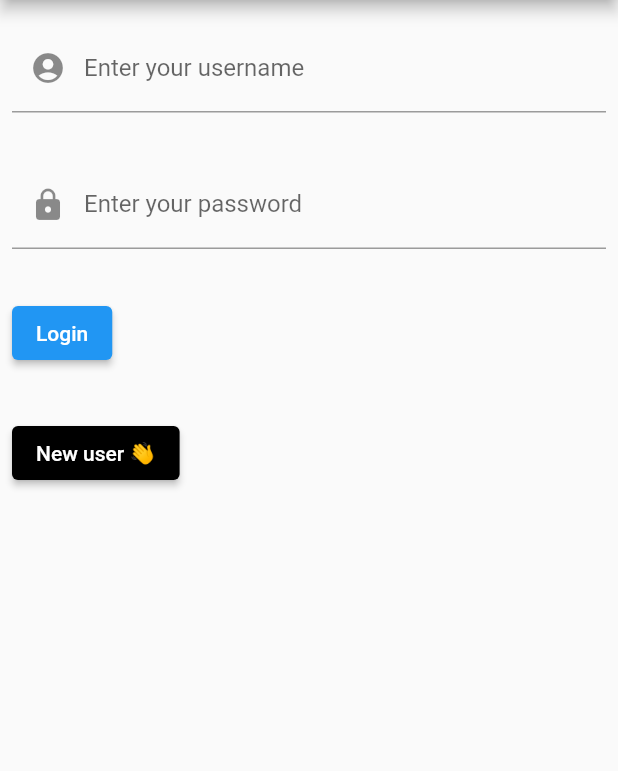
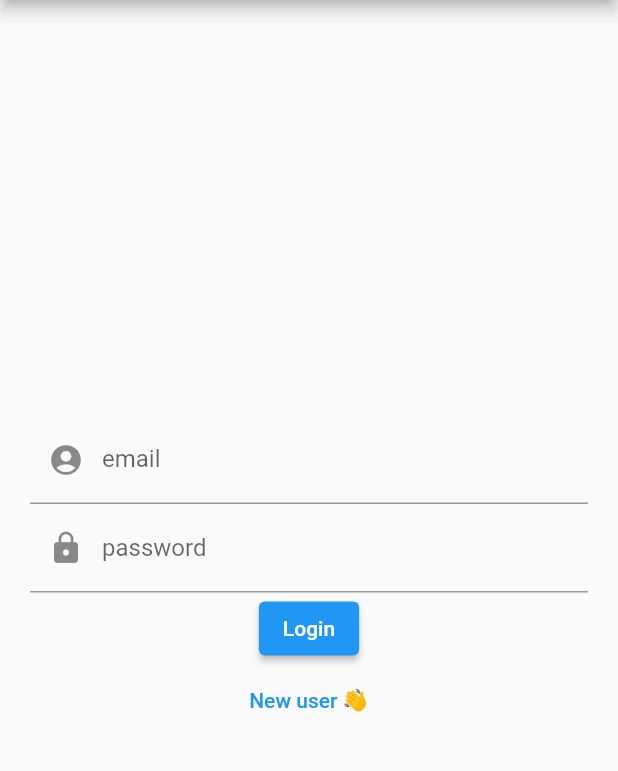
Before and after one commit to davidsomekh/keep, a Flutter app: the screen it shows after launch, on a phone screen of 412 x 824 dp, the part 84-855 px from its top. Run offline on Flutter 3.47's test engine with Material 2 defaults, Android fonts, the phone set to English and light mode, and no system bars; our stand-ins replace firebase_auth, firebase_core; accounts and stored records are empty.

Commit message:
auth with routing and login seperation

```diff
--- /dev/null
+++ b/lib/auth.dart
@@ -0,0 +1,39 @@
+import 'package:firebase_auth/firebase_auth.dart';
+
+class Auth {
+  final FirebaseAuth _firebaseAuth = FirebaseAuth.instance;
+
+  User? get currentUser => _firebaseAuth.currentUser;
+
+  Stream<User?> get authStateChanges => _firebaseAuth.authStateChanges();
+
+  Future<void> sendPasswordResetEmail({
+    required String email,
+  }) async {
+    await _firebaseAuth.sendPasswordResetEmail(email: email);
+  }
+
+  Future<void> signInWithEmailAndPassword({
+    required String email,
+    required String password,
+  }) async {
+    await _firebaseAuth.signInWithEmailAndPassword(
+      email: email,
+      password: password,
+    );
+  }
+
+  Future<void> createUserWithEmailAndPassword({
+    required String email,
+    required String password,
+  }) async {
+    await _firebaseAuth.createUserWithEmailAndPassword(
+      email: email,
+      password: password,
+    );
+  }
+
+   Future<void> signOut() async {
+    await _firebaseAuth.signOut();
+  }
+}
--- a/lib/main.dart
+++ b/lib/main.dart
@@ -1,9 +1,10 @@
+import './widget_tree.dart';
 import 'package:flutter/material.dart';
 import 'package:firebase_core/firebase_core.dart';
 import 'firebase_options.dart';
-import 'package:firebase_auth/firebase_auth.dart';
 
-Future main() async {
+Future<void> main() async {
+  WidgetsFlutterBinding.ensureInitialized();
   await Firebase.initializeApp(
     options: DefaultFirebaseOptions.currentPlatform,
   );
@@ -15,130 +16,9 @@
 
   @override
   Widget build(BuildContext context) {
-    const appTitle = 'Welcome to keeplist! 👋';
-    return MaterialApp(
-      title: appTitle,
-      home: Scaffold(
-        appBar: AppBar(
-          title: const Text(appTitle),
-        ),
-        body: const AuthForm(),
-      ),
+    return const MaterialApp(
+      debugShowCheckedModeBanner: false,
+      home: WidgetTree(),
     );
   }
 }
-
-class AuthForm extends StatefulWidget {
-  const AuthForm({super.key});
-
-  @override
-  State<AuthForm> createState() => _AuthFormState();
-}
-
-class _AuthFormState extends State<AuthForm> {
-  final emailController = TextEditingController();
-  final passwordController = TextEditingController();
-
-  @override
-  void dispose() {
-    emailController.dispose();
-    passwordController.dispose();
-    super.dispose();
-  }
-
-  @override
-  Widget build(BuildContext context) {
-    return Column(
-      children: <Widget>[
-        Padding(
-          padding: const EdgeInsets.symmetric(horizontal: 8, vertical: 16),
-          child: TextFormField(
-            controller: emailController,
-            decoration: const InputDecoration(
-              border: UnderlineInputBorder(),
-              labelText: 'Enter your username',
-              prefixIcon: Padding(
-                padding: EdgeInsets.symmetric(horizontal: 8, vertical: 16),
-                child: Icon(Icons.account_circle),
-              ),
-            ),
-          ),
-        ),
-        Padding(
-          padding: const EdgeInsets.symmetric(horizontal: 8, vertical: 16),
-          child: TextFormField(
-            controller: passwordController,
-            decoration: const InputDecoration(
-              border: UnderlineInputBorder(),
-              labelText: 'Enter your password',
-              prefixIcon: Padding(
-                padding: EdgeInsets.symmetric(horizontal: 8, vertical: 16),
-                child: Icon(Icons.lock),
-              ),
-            ),
-            obscureText: true,
-          ),
-        ),
-        Container(
-          padding: const EdgeInsets.symmetric(horizontal: 8, vertical: 16),
-          child: Align(
-            alignment: Alignment.bottomLeft,
-            child: ElevatedButton(
-              onPressed: login,
-              child: const Text('Login'),
-            ),
-          ),
-        ),
-        Container(
-          padding: const EdgeInsets.symmetric(horizontal: 8, vertical: 16),
-          child: Align(
-            alignment: Alignment.bottomLeft,
-            child: ElevatedButton(
-              onPressed: () {},
-              style: ButtonStyle(
-                backgroundColor: MaterialStateProperty.all(Colors.black),
-              ),
-              child: const Text('New user 👋'),
-            ),
-          ),
-        ),
-      ],
-    );
-  }
-
-  void showLoginError(String msg) {
-    var snackBar =  SnackBar(content: Text(msg));
-
-// Find the ScaffoldMessenger in the widget tree
-// and use it to show a SnackBar.
-    ScaffoldMessenger.of(context).showSnackBar(snackBar);
-  }
-
-  Future login() async {
-    FirebaseAuth.instance.authStateChanges().listen((User? user) {
-      if (user?.email == null) {
-        //showLoginError('welcome!');
-      } else {
-         if (user?.email != null) {
-          String? t = user?.email;
-          showLoginError('welcome!${t!}');
-        }
-      }
-    });
-
-    try {
-      await FirebaseAuth.instance.signInWithEmailAndPassword(
-        email: emailController.text.trim(),
-        password: passwordController.text.trim(),
-      );
-    } on FirebaseAuthException catch (e) {
-      if (e.code == 'weak-password') {
-        showLoginError('The password provided is too weak.');
-      } else if (e.code == 'email-already-in-use') {
-        showLoginError('The account already exists for that email.');
-      } else {
-        showLoginError(e.code);
-      }
-    }
-  }
-}
--- /dev/null
+++ b/lib/pages/login_page.dart
@@ -0,0 +1,120 @@
+import 'package:flutter/material.dart';
+import 'package:firebase_auth/firebase_auth.dart';
+import '../auth.dart';
+
+class LoginPage extends StatefulWidget {
+  const LoginPage({Key? key}) : super(key: key);
+
+  @override
+  State<LoginPage> createState() => _LoginPageState();
+}
+
+class _LoginPageState extends State<LoginPage> {
+  String? errorMessage = '';
+  bool isLogin = true;
+
+  final TextEditingController _controllerEmail = TextEditingController();
+  final TextEditingController _controllerPassword = TextEditingController();
+
+  Future<void> signInWithEmailAndPassword() async {
+    try {
+      await Auth().signInWithEmailAndPassword(
+        email: _controllerEmail.text,
+        password: _controllerPassword.text,
+      );
+    } on FirebaseAuthException catch (e) {
+      setState(() {
+        showLoginError(e.message!);
+      });
+    }
+  }
+
+  Future<void> createUserWithEmailAndPassword() async {
+    try {
+      await Auth().createUserWithEmailAndPassword(
+        email: _controllerEmail.text,
+        password: _controllerPassword.text,
+      );
+    } on FirebaseAuthException catch (e) {
+      setState(() {
+        errorMessage = e.message;
+      });
+    }
+  }
+
+  Widget _title() {
+    return const Text('Welcome to keeplist! 👋');
+  }
+
+  Widget _entryField(
+    String title,
+    Icon fieldIcon,
+    TextEditingController controller,
+    bool password,
+  ) {
+    return TextField(
+      controller: controller,
+      decoration: InputDecoration(
+        prefixIcon: Padding(
+          padding: const EdgeInsets.symmetric(horizontal: 8, vertical: 16),
+          child: fieldIcon,
+        ),
+        labelText: title,
+      ),
+      obscureText: password,
+    );
+  }
+
+  void showLoginError(String msg) {
+    var snackBar = SnackBar(content: Text(msg));
+
+// Find the ScaffoldMessenger in the widget tree
+// and use it to show a SnackBar.
+    ScaffoldMessenger.of(context).showSnackBar(snackBar);
+  }
+
+  Widget _submitButton() {
+    return ElevatedButton(
+      onPressed:
+          isLogin ? signInWithEmailAndPassword : createUserWithEmailAndPassword,
+      child: Text(isLogin ? 'Login' : 'Register'),
+    );
+  }
+
+  Widget _loginOrRegisterButton() {
+    return TextButton(
+      onPressed: () {
+        setState(() {
+          isLogin = !isLogin;
+        });
+      },
+      child: Text(isLogin ? 'New user 👋' : 'Existing user 👋'),
+    );
+  }
+
+  @override
+  Widget build(BuildContext context) {
+    return Scaffold(
+      appBar: AppBar(
+        title: _title(),
+      ),
+      body: Container(
+        height: double.infinity,
+        width: double.infinity,
+        padding: const EdgeInsets.all(20),
+        child: Column(
+          crossAxisAlignment: CrossAxisAlignment.center,
+          mainAxisAlignment: MainAxisAlignment.center,
+          children: <Widget>[
+            _entryField('email', const Icon(Icons.account_circle),
+                _controllerEmail, false),
+            _entryField(
+                'password', const Icon(Icons.lock), _controllerPassword, true),
+            _submitButton(),
+            _loginOrRegisterButton(),
+          ],
+        ),
+      ),
+    );
+  }
+}
--- /dev/null
+++ b/lib/widget_tree.dart
@@ -0,0 +1,27 @@
+import 'package:flutter/material.dart';
+import 'auth.dart';
+import 'pages/home_page.dart';
+import 'pages/login_page.dart';
+
+class WidgetTree extends StatefulWidget {
+  const WidgetTree({Key? key}) : super(key: key);
+
+  @override
+  State<WidgetTree> createState() => _WidgetTreeState();
+}
+
+class _WidgetTreeState extends State<WidgetTree> {
+  @override
+  Widget build(BuildContext context) {
+    return StreamBuilder(
+      stream: Auth().authStateChanges,
+      builder: (context, snapshot) {
+        if (snapshot.hasData) {
+          return HomePage();
+        } else {
+          return const LoginPage();
+        }
+      },
+    );
+  }
+}
```
Also changed, not shown: lib/pages/home_page.dart (added, +50 -0 lines), 1 other file.
